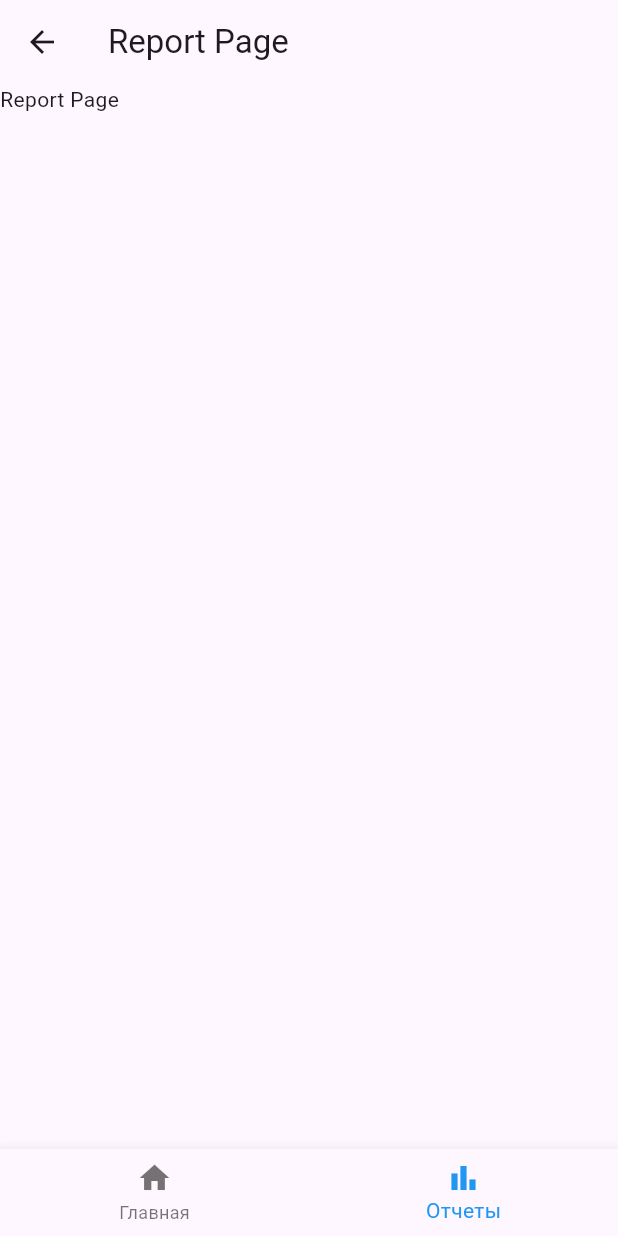
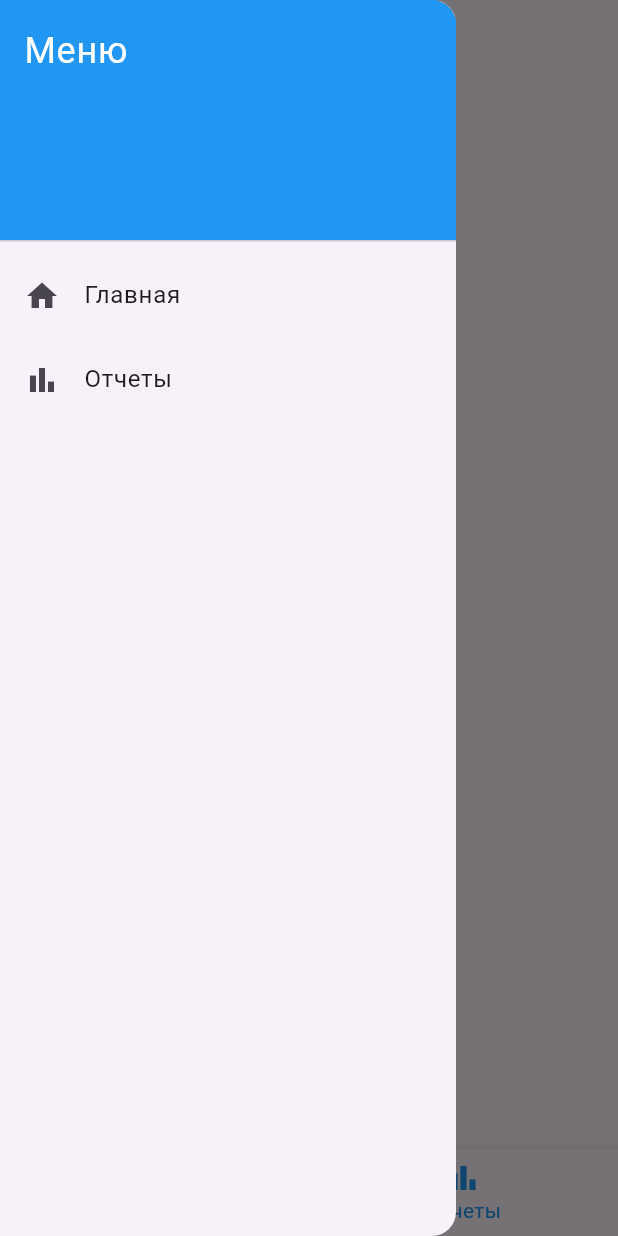
Before and after one commit to Ertnad/MyAdjutor, a Flutter app: the ReportPage screen opened by its route, with the side drawer open (before the commit the screen has no drawer), on a phone screen of 412 x 824 dp. Run offline on Flutter 3.47's test engine with Material 3 defaults, Android fonts, the phone set to English and light mode, and no system bars; our stand-ins replace flutter_svg, shared_preferences; accounts and stored records are empty; network calls fail.

```diff
--- a/lib/main.dart
+++ b/lib/main.dart
@@ -25,7 +25,7 @@ class MyApp extends StatelessWidget {
       initialRoute: '/', // Установим начальный маршрут
       routes: {
         '/': (context) => TrainPage(logo: logo), // Главная страница
-        '/reports': (context) => ReportPage(selectedIndex: 1), // Страница отчетов
+        '/reports': (context) => ReportPage(selectedIndex: 1, logo: logo),
       },
     );
   }
--- /dev/null
+++ b/lib/pages/base_page.dart
@@ -0,0 +1,80 @@
+import 'package:flutter/material.dart';
+import 'package:intl/intl.dart';
+import 'package:myadjutor/bar/bottom_navigation_bar.dart';
+import 'package:myadjutor/bar/side_menu.dart';
+import 'package:myadjutor/bar/top_bar.dart';
+
+class BasePage extends StatelessWidget {
+  final Widget body;
+  final int selectedIndex;
+  final Widget logo;
+
+  const BasePage({
+    required this.body,
+    required this.selectedIndex,
+    required this.logo,
+  });
+
+  @override
+  Widget build(BuildContext context) {
+    return Scaffold(
+      appBar: CustomTopAppBar(
+        logo: logo,
+      ),
+      drawer: const CustomDrawer(),
+      body: body,
+      bottomNavigationBar: CustomBottomNavigationBar(
+        selectedIndex: selectedIndex,
+      ),
+    );
+  }
+}
+
+class WelcomeAndDayInfo extends StatelessWidget {
+  @override
+  Widget build(BuildContext context) {
+    return Padding(
+      padding: const EdgeInsets.symmetric(horizontal: 16, vertical: 10),
+      child: Column(
+        crossAxisAlignment: CrossAxisAlignment.start,
+        children: [
+          Row(
+            mainAxisAlignment: MainAxisAlignment.spaceBetween,
+            children: [
+              Text(
+                _getGreeting(),
+                style: const TextStyle(fontSize: 20),
+              ),
+              Text(
+                _getDayInfo(),
+                style: const TextStyle(fontSize: 20),
+              ),
+            ],
+          ),
+        ],
+      ),
+    );
+  }
+
+  String _getGreeting() {
+    var hour = DateTime.now().hour;
+    if (hour < 12) {
+      return 'Доброго утра';
+    } else if (hour < 17) {
+      return 'Доброго дня';
+    } else {
+      return 'Доброго вечера';
+    }
+  }
+
+  String _getDayInfo() {
+    var now = DateTime.now();
+    var formatter = DateFormat('EEEE dd MMMM', 'ru');
+    var dayInfo = formatter.format(now);
+    return capitalizeFirstLetter(dayInfo);
+  }
+
+  String capitalizeFirstLetter(String str) {
+    return str[0].toUpperCase() + str.substring(1);
+  }
+}
--- a/lib/pages/report/report_page.dart
+++ b/lib/pages/report/report_page.dart
@@ -1,24 +1,36 @@
 import 'package:flutter/material.dart';
-import '../../bar/bottom_navigation_bar.dart'; // Импортируйте страницу отчетов
+import 'package:myadjutor/bar/bottom_navigation_bar.dart';
+import 'package:myadjutor/pages/base_page.dart';
 
 class ReportPage extends StatelessWidget {
   final int selectedIndex;
+  final Widget logo;
 
   const ReportPage({
     required this.selectedIndex,
+    required this.logo,
     Key? key,
   }) : super(key: key);
 
   @override
   Widget build(BuildContext context) {
-    return Scaffold(
-      appBar: AppBar(
-        title: const Text('Report Page'),
+    return BasePage(
+      body: RefreshIndicator(
+        onRefresh: () async {
+          // Вставьте здесь свою логику для обновления страницы
+          // Временная задержка для имитации обновления данных
+          await Future.delayed(Duration(seconds: 1));
+        },
+        child: ListView(
+          children: [
+            Center(
+              child: Text('Report Page'),
+            ),
+          ],
+        ),
       ),
-      body: const Text('Report Page'), // Пустой контейнер для тестирования
-      bottomNavigationBar: CustomBottomNavigationBar(
-        selectedIndex: selectedIndex,
-      ),
+      selectedIndex: selectedIndex,
+      logo: logo,
     );
   }
 }
```
Also changed, not shown: lib/pages/train/train_page.dart (+6 -48 lines).
